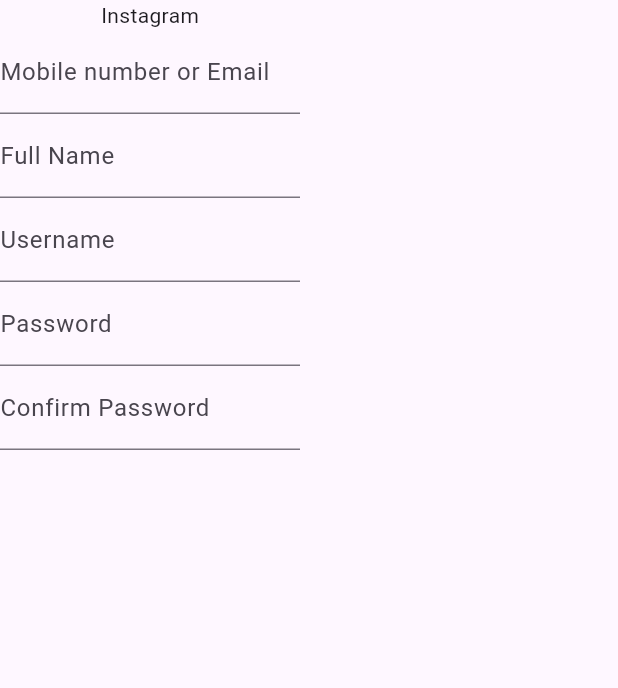
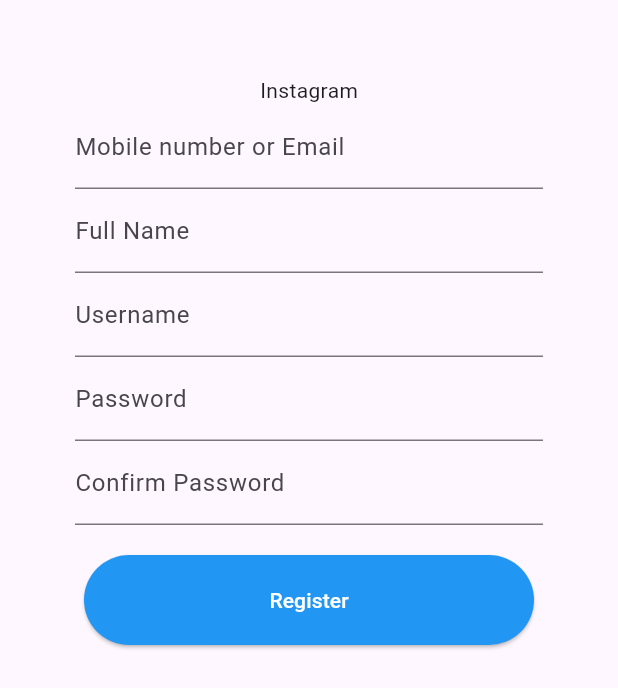
Before and after one commit to Abelmalu/Instagram-clone, a Flutter app: the screen it shows after launch, on a phone screen of 412 x 824 dp. Shown: the top 688 px of the screen. Run offline on Flutter 3.47's test engine with Material 3 defaults, Android fonts, the phone set to English and light mode, and no system bars; our stand-ins replace bloc, flutter_bloc.

Commit message:
Registration UI developed

```diff
--- a/lib/feature/Authentication/bloc/authentication_bloc.dart
+++ b/lib/feature/Authentication/bloc/authentication_bloc.dart
@@ -1,8 +1,9 @@
 import 'dart:async';
 
 import 'package:bloc/bloc.dart';
+import 'package:instagramclone/util/app_constants.dart';
 import 'package:meta/meta.dart';
-
+import 'package:http/http.dart ' as http;
 part 'authentication_event.dart';
 part 'authentication_state.dart';
 
@@ -10,10 +11,17 @@ class AuthenticationBloc
     extends Bloc<AuthenticationEvent, AuthenticationState> {
   AuthenticationBloc() : super(AuthenticationInitialState()) {
     on<AuthenticationInitialEvent>(authenticationInitialEvent);
+    on<RegisterButtonPressedEvent>(registerButtonPressedEvent);
   }
 
   FutureOr<void> authenticationInitialEvent(
       AuthenticationInitialEvent event, Emitter<AuthenticationState> emit) {
     emit(AuthenticationInitialState());
   }
+
+  FutureOr<void> registerButtonPressedEvent(
+      RegisterButtonPressedEvent event, Emitter<AuthenticationState> emit) {
+    emit(RegisterLoadingState());
+    final url = Uri.parse(AppConstants.baseUrl);
+  }
 }
--- a/lib/feature/Authentication/bloc/authentication_event.dart
+++ b/lib/feature/Authentication/bloc/authentication_event.dart
@@ -4,3 +4,5 @@ part of 'authentication_bloc.dart';
 sealed class AuthenticationEvent {}
 
 final class AuthenticationInitialEvent extends AuthenticationEvent{}
+
+final class RegisterButtonPressedEvent extends AuthenticationEvent{}
--- a/lib/feature/Authentication/bloc/authentication_state.dart
+++ b/lib/feature/Authentication/bloc/authentication_state.dart
@@ -4,3 +4,9 @@ part of 'authentication_bloc.dart';
 sealed class AuthenticationState {}
 
 final class AuthenticationInitialState extends AuthenticationState {}
+
+final class RegisterLoadingState extends AuthenticationInitialState{}
+
+final class RegisterSuccessState extends AuthenticationInitialState {}
+
+final class RegisterErrorState extends AuthenticationInitialState {}
--- a/lib/feature/Authentication/ui/register_screen.dart
+++ b/lib/feature/Authentication/ui/register_screen.dart
@@ -1,4 +1,6 @@
 import 'package:flutter/material.dart';
+import 'package:flutter_bloc/flutter_bloc.dart';
+import 'package:instagramclone/feature/Authentication/bloc/authentication_bloc.dart';
 
 class RegisterScreen extends StatefulWidget {
   const RegisterScreen({super.key});
@@ -10,41 +12,66 @@ class RegisterScreen extends StatefulWidget {
 class _RegisterScreenState extends State<RegisterScreen> {
   @override
   Widget build(BuildContext context) {
+    return BlocConsumer<AuthenticationBloc, AuthenticationState>(
+      listener: (context, state) {
+        // TODO: implement listener
+      },
+      builder: (context, state) {
+        // if (state is RegisterInitialState){
+
+        //   return Scaffold(
+        //     body:Text('data')
+        //   );
+        // }
         return Scaffold(
           body: Container(
-        width:200,
+            width: double.infinity,
+            margin: EdgeInsets.all(50),
             child: Column(
               crossAxisAlignment: CrossAxisAlignment.center,
               children: [
                 Text('Instagram'),
                 TextField(
-              decoration: InputDecoration(
-                labelText: 'Mobile number or Email'
-              ),
+                  decoration:
+                      InputDecoration(labelText: 'Mobile number or Email'),
                 ),
                 TextField(
-              decoration: InputDecoration(
-                labelText: 'Full Name'
-              ),
+                  decoration: InputDecoration(labelText: 'Full Name'),
                 ),
                 TextField(
-              decoration: InputDecoration(
-                labelText: 'Username'
-              ),
+                  decoration: InputDecoration(labelText: 'Username'),
                 ),
                 TextField(
-              decoration: InputDecoration(
-                labelText: 'Password'
-              ),
+                  decoration: InputDecoration(labelText: 'Password'),
                 ),
                 TextField(
-              decoration: InputDecoration(
-                labelText: 'Confirm Password'
+                  decoration: InputDecoration(labelText: 'Confirm Password'),
                 ),
+                SizedBox(
+                  height: 20,
                 ),
+                Container(
+                  width: 300,
+                  child: ElevatedButton(
+                    child: (state is RegisterLoadingState ? CircularProgressIndicator():
+                        Text('Register', style: TextStyle(color: Colors.white))),
+                    style: ElevatedButton.styleFrom(
+                      backgroundColor: Colors.blue,
+                        padding: EdgeInsets.only(top:20,bottom: 20, right:0,left: 0),
+                    ),
+                    onPressed: () {
+                      context.read<AuthenticationBloc>().add(
+                        RegisterButtonPressedEvent()
+                      );
+
+                    },
+                  ),
+                )
               ],
             ),
           ),
         );
+      },
+    );
   }
 }
--- a/lib/main.dart
+++ b/lib/main.dart
@@ -1,5 +1,6 @@
 import 'package:flutter/material.dart';
 import 'package:flutter_bloc/flutter_bloc.dart';
+import 'package:instagramclone/feature/Authentication/bloc/authentication_bloc.dart';
 import 'package:instagramclone/feature/Authentication/ui/register_screen.dart';
 import 'package:instagramclone/feature/chat/bloc/chat_bloc.dart';
 
@@ -14,9 +15,14 @@ class MyApp extends StatelessWidget {
   @override
   Widget build(BuildContext context) {
     return MultiBlocProvider(
-      providers: [BlocProvider(create: (context) => ChatBloc())],
+      providers: [
+        BlocProvider(create: (context) => ChatBloc()),
+        BlocProvider(create: (context) => AuthenticationBloc()),
+      ],
       child: MaterialApp(
         title: 'Chat Application',
+        debugShowCheckedModeBanner: false,
+        color: Colors.green,
         theme: ThemeData(
           colorScheme: ColorScheme.fromSeed(seedColor: Colors.deepPurple),
           useMaterial3: true,
--- a/lib/util/app_constants.dart
+++ b/lib/util/app_constants.dart
@@ -1,3 +1,4 @@
 class AppConstants {
   static final baseUrl = 'http://192.168.1.5:8000/api';
+  static final registerUrl = '/register';
 }
```
Lines whose indentation alone changed are shown as unchanged.
